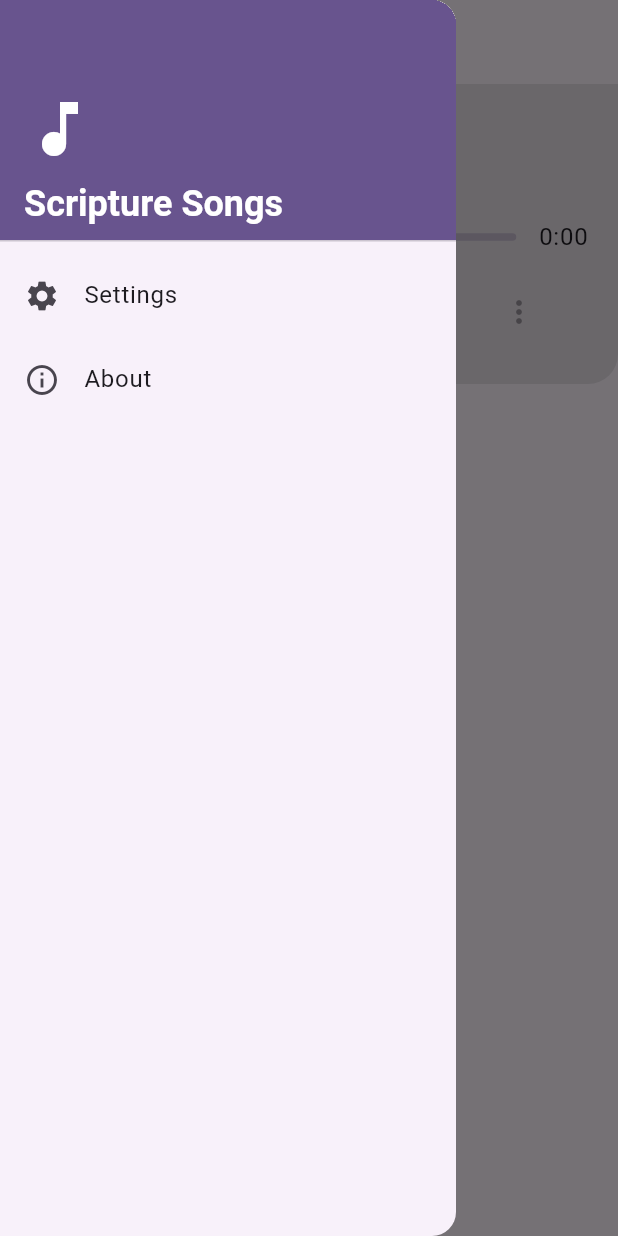
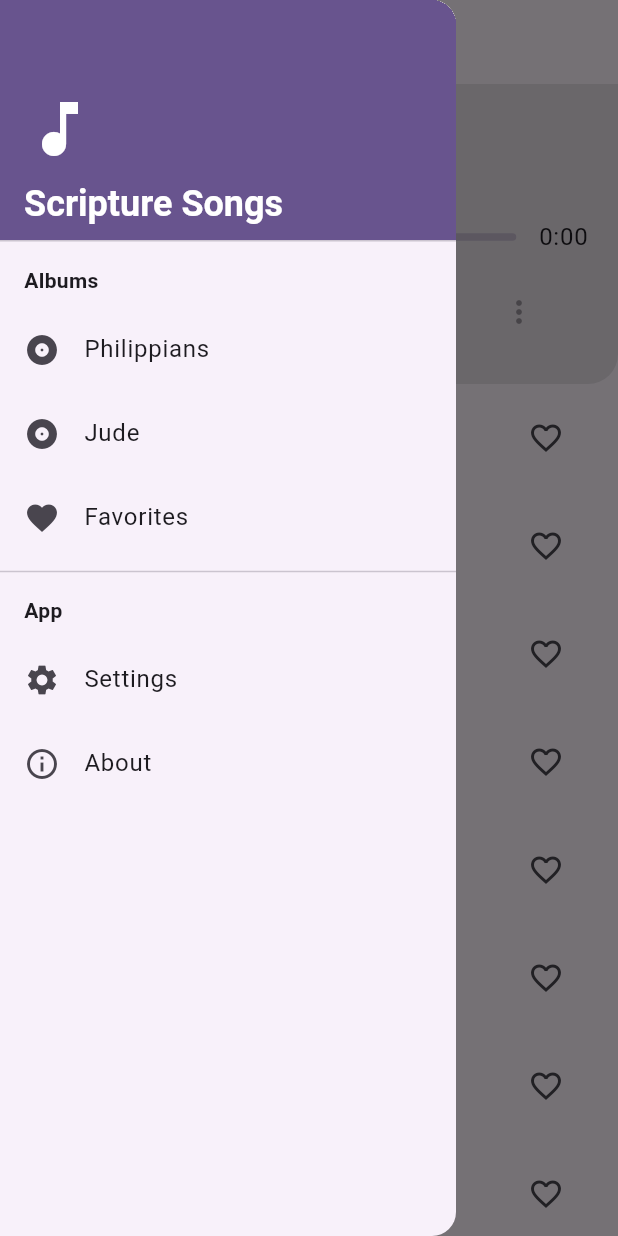
Before and after one commit to ethnosdev/scripturesongs, a Flutter app: the screen it shows after launch, with the side drawer open, on a phone screen of 412 x 824 dp. Run offline on Flutter 3.47's test engine with Material 3 defaults, Android fonts, the light colour scheme and no system bars; drawn by our look-alikes of audio_video_progress_bar; our stand-ins replace device_info_plus, get_it, just_audio, just_audio_background, package_info_plus, permission_handler and 2 more.

Commit message:
collections

```diff
--- a/lib/models/song.dart
+++ b/lib/models/song.dart
@@ -3,11 +3,13 @@ class Song {
   final String title;
   final String reference;
   final String url;
+  final String collection;
 
   Song({
     required this.id,
     required this.title,
     required this.reference,
     required this.url,
+    required this.collection,
   });
 }
--- a/lib/services/api_service.dart
+++ b/lib/services/api_service.dart
@@ -1,132 +1,184 @@
 import '../models/song.dart';
 
 class ApiService {
-  Future<List<Song>> fetchSongs() async {
+  // Add a method to fetch songs for a specific collection
+  Future<List<Song>> fetchSongsForCollection(String collection) async {
     const String baseUrl =
-        'https://scripturesongs.ethnos.dev/audio/philippians/';
+        'https://scripturesongs.ethnos.dev/audio/philippians/'; // Base URL for Philippians
 
-    final List<Song> songs = [
+    List<Song> songs = [];
+
+    switch (collection) {
+      case 'philippians':
+        songs = [
           Song(
             id: '1',
             title: 'Grace and peace to you',
             reference: 'Philippians 1:1-2',
             url: '${baseUrl}01-Grace-and-peace-to-you.mp3',
+            collection: 'philippians',
           ),
           Song(
             id: '2',
             title: 'In every prayer',
             reference: 'Philippians 1:3-11',
             url: '${baseUrl}02-In-every-prayer.mp3',
+            collection: 'philippians',
           ),
           Song(
             id: '3',
             title: 'By my chains',
             reference: 'Philippians 1:12-20',
             url: '${baseUrl}03-By-my-chains.mp3',
+            collection: 'philippians',
           ),
           Song(
             id: '4',
             title: 'For to me to live is Christ',
             reference: 'Philippians 1:20-26',
             url: '${baseUrl}04-For-to-me-to-live-is-Christ.mp3',
+            collection: 'philippians',
           ),
           Song(
             id: '5',
             title: 'Side by side',
             reference: 'Philippians 1:27-30',
             url: '${baseUrl}05-Side-by-side.mp3',
+            collection: 'philippians',
           ),
           Song(
             id: '6',
             title: 'In humility',
             reference: 'Philippians 2:1-4',
             url: '${baseUrl}06-In-humility.mp3',
+            collection: 'philippians',
           ),
           Song(
             id: '7',
             title: 'Let this mind be in you',
             reference: 'Philippians 2:5-11',
             url: '${baseUrl}07-Let-this-mind-be-in-you.mp3',
+            collection: 'philippians',
           ),
           Song(
             id: '8',
             title: 'For it is God who works in you',
             reference: 'Philippians 2:12-13',
             url: '${baseUrl}08-For-it-is-God-who-works-in-you.mp3',
+            collection: 'philippians',
           ),
           Song(
             id: '9',
             title: 'Blameless and pure',
             reference: 'Philippians 2:14-18',
             url: '${baseUrl}09-Blameless-and-pure.mp3',
+            collection: 'philippians',
           ),
           Song(
             id: '10',
             title: 'Proven worth',
             reference: 'Philippians 2:19-24',
             url: '${baseUrl}10-Proven-worth.mp3',
+            collection: 'philippians',
           ),
           Song(
             id: '11',
             title: 'Fellow soldier',
             reference: 'Philippians 2:25-30',
             url: '${baseUrl}11-Fellow-soldier.mp3',
+            collection: 'philippians',
           ),
           Song(
             id: '12',
             title: 'I want to know Christ',
             reference: 'Philippians 3:1-11',
             url: '${baseUrl}12-I-want-to-know-Christ.mp3',
+            collection: 'philippians',
           ),
           Song(
             id: '13',
             title: 'I press on',
             reference: 'Philippians 3:10-16',
             url: '${baseUrl}13-I-press-on.mp3',
+            collection: 'philippians',
           ),
           Song(
             id: '14',
             title: 'Our citizenship is in heaven',
             reference: 'Philippians 3:17-21',
             url: '${baseUrl}14-Our-citizenship-is-in-heaven.mp3',
+            collection: 'philippians',
           ),
           Song(
             id: '15',
             title: 'My joy and crown',
             reference: 'Philippians 4:1-3',
             url: '${baseUrl}15-My-joy-and-crown.mp3',
+            collection: 'philippians',
           ),
           Song(
             id: '16',
             title: 'The peace of God',
             reference: 'Philippians 4:4-7',
             url: '${baseUrl}16-The-peace-of-God.mp3',
+            collection: 'philippians',
           ),
           Song(
             id: '17',
             title: 'Think on these things',
             reference: 'Philippians 4:8-9',
             url: '${baseUrl}17-Think-on-these-things.mp3',
+            collection: 'philippians',
           ),
           Song(
             id: '18',
             title: 'Content',
             reference: 'Philippians 4:10-13',
             url: '${baseUrl}18-Content.mp3',
+            collection: 'philippians',
           ),
           Song(
             id: '19',
             title: 'My God will supply all your needs',
             reference: 'Philippians 4:14-20',
             url: '${baseUrl}19-My-God-will-supply-all-your-needs.mp3',
+            collection: 'philippians',
           ),
           Song(
             id: '20',
             title: 'Greet all the saints in Christ Jesus',
             reference: 'Philippians 4:21-23',
             url: '${baseUrl}20-Greet-all-the-saints-in-Christ-Jesus.mp3',
+            collection: 'philippians',
           ),
         ];
+        break;
+      case 'jude':
+        songs = [
+          // Replace with Jude songs
+          Song(
+            id: '21',
+            title: 'Jude 1-2',
+            reference: 'Jude 1-2',
+            url: '${baseUrl}01-Grace-and-peace-to-you.mp3', // Placeholder URL
+            collection: 'jude',
+          ),
+          Song(
+            id: '22',
+            title: 'Jude 3-4',
+            reference: 'Jude 3-4',
+            url: '${baseUrl}02-In-every-prayer.mp3', // Placeholder URL
+            collection: 'jude',
+          ),
+        ];
+        break;
+      case 'favorites':
+        // Favorites will be handled separately (stored in HomeManager)
+        songs = [];
+        break;
+      default:
+        songs = []; // Or throw an error
+    }
     return songs;
   }
 }
--- a/lib/ui/home/home_manager.dart
+++ b/lib/ui/home/home_manager.dart
@@ -16,7 +16,15 @@ class HomeManager {
   final AudioManager _audioManager = locator<AudioManager>();
   final UserSettings _userSettings = locator<UserSettings>();
 
-  final ValueNotifier<List<Song>> songs = ValueNotifier<List<Song>>([]);
+  // Use a map to hold songs per collection
+  final ValueNotifier<Map<String, List<Song>>> songs =
+      ValueNotifier<Map<String, List<Song>>>({});
+
+  // Current collection being viewed
+  final ValueNotifier<String> currentCollection = ValueNotifier<String>(
+    'philippians',
+  );
+
   final ValueNotifier<ProgressBarState> progressNotifier =
       ValueNotifier<ProgressBarState>(
         ProgressBarState(
@@ -30,18 +38,59 @@ class HomeManager {
   final ValueNotifier<double?> downloadProgress = ValueNotifier(null);
   final ValueNotifier<String> downloadStatus = ValueNotifier('');
 
+  // Favorites (in-memory for now)
+  final List<Song> _favorites = []; // Local list
+  final ValueNotifier<List<Song>> favoritesNotifier = ValueNotifier<List<Song>>(
+    [],
+  );
+
   HomeManager() {
     _audioManager.progressNotifier.addListener(() {
       progressNotifier.value = _audioManager.progressNotifier.value;
     });
+
+    // Load initial collection
+    loadSongs(currentCollection.value);
   }
 
-  Future<void> loadSongs() async {
-    final songList = await _apiService.fetchSongs();
-    songs.value = songList;
-    // We pass the list to AudioManager so it knows the queue,
-    // but we don't init the player with audio sources yet.
+  // Load songs for a given collection
+  Future<void> loadSongs(String collection) async {
+    List<Song> songList = [];
+
+    if (collection == 'favorites') {
+      // Load favorites from local list
+      songList = List.from(_favorites); // Create a copy
+    } else {
+      songList = await _apiService.fetchSongsForCollection(collection);
+    }
+
+    // Update the songs map
+    songs.value = {
+      ...songs.value, // Keep existing collections
+      collection: songList,
+    };
+
     _audioManager.setQueue(songList);
+    _updateFavorites(); // Ensure favorites UI is up-to-date
+  }
+
+  // Helper method to update the favorites notifier
+  void _updateFavorites() {
+    favoritesNotifier.value = List.from(_favorites);
+  }
+
+  // Add/Remove from favorites (simple toggle)
+  void toggleFavorite(Song song) {
+    if (_favorites.contains(song)) {
+      _favorites.remove(song);
+    } else {
+      _favorites.add(song);
+    }
+    _updateFavorites();
+  }
+
+  bool isFavorite(Song song) {
+    return _favorites.contains(song);
   }
 
   Future<bool> _requestPermission() async {
@@ -133,29 +182,26 @@ class HomeManager {
   Future<void> downloadAllSongs(List<Song> songList) async {
     int total = songList.length;
     downloadProgress.value = 0.0;
-
     for (int i = 0; i < total; i++) {
       final song = songList[i];
       downloadStatus.value = 'Downloading ${i + 1}/$total: ${song.title}';
 
-      // Don't re-download if we have it
       if (!await isSongDownloaded(song)) {
         await downloadSongForPlayback(song);
       }
 
       downloadProgress.value = (i + 1) / total;
     }
-
     downloadProgress.value = null; // Done
     downloadStatus.value = '';
   }
 
-  Future<bool> hasAskedCollection() {
-    return _userSettings.hasAskedToDownloadCollection();
+  Future<bool> hasAskedCollection(String collection) {
+    return _userSettings.hasAskedToDownloadCollection(collection);
   }
 
-  Future<void> setAskedCollection(bool value) {
-    return _userSettings.setAskedToDownloadCollection(value);
+  Future<void> setAskedCollection(String collection, bool value) {
+    return _userSettings.setAskedToDownloadCollection(collection, value);
   }
 
   Future<void> shareSong(Song song) async {
--- a/lib/ui/home/home_screen.dart
+++ b/lib/ui/home/home_screen.dart
@@ -23,16 +23,13 @@ class _HomeScreenState extends State<HomeScreen> {
   @override
   void initState() {
     super.initState();
-    _homeManager.loadSongs();
+    // No need to load songs here. HomeManager does it on init.
   }
 
   @override
   Widget build(BuildContext context) {
     return Scaffold(
-      appBar: AppBar(
-        title: const Text('Scripture Songs'),
-        // Actions removed here. They are now in the Drawer.
-      ),
+      appBar: AppBar(title: const Text('Scripture Songs')),
       drawer: _buildDrawer(),
       body: Column(
         children: [
@@ -68,12 +65,40 @@ class _HomeScreenState extends State<HomeScreen> {
               ],
             ),
           ),
+          // Albums Section
+          const Padding(
+            padding: EdgeInsets.symmetric(horizontal: 16, vertical: 8),
+            child: Text(
+              'Albums',
+              style: TextStyle(fontWeight: FontWeight.bold),
+            ),
+          ),
+          _buildDrawerItem(
+            title: 'Philippians',
+            icon: Icons.album,
+            collection: 'philippians',
+          ),
+          _buildDrawerItem(
+            title: 'Jude',
+            icon: Icons.album,
+            collection: 'jude',
+          ),
+          _buildDrawerItem(
+            title: 'Favorites',
+            icon: Icons.favorite,
+            collection: 'favorites',
+          ),
+          const Divider(),
+          // App Section
+          const Padding(
+            padding: EdgeInsets.symmetric(horizontal: 16, vertical: 8),
+            child: Text('App', style: TextStyle(fontWeight: FontWeight.bold)),
+          ),
           ListTile(
             leading: const Icon(Icons.settings),
             title: const Text('Settings'),
             onTap: () {
-              // Close the drawer before navigating
-              Navigator.pop(context);
+              Navigator.pop(context); // Close drawer
               Navigator.of(context).push(
                 MaterialPageRoute(builder: (context) => const SettingsScreen()),
               );
@@ -83,7 +108,7 @@ class _HomeScreenState extends State<HomeScreen> {
             leading: const Icon(Icons.info_outline),
             title: const Text('About'),
             onTap: () {
-              Navigator.pop(context);
+              Navigator.pop(context); // Close drawer
               Navigator.of(context).push(
                 MaterialPageRoute(builder: (context) => const AboutScreen()),
               );
@@ -91,6 +116,24 @@ class _HomeScreenState extends State<HomeScreen> {
           ),
         ],
       ),
+    );
+  }
+
+  Widget _buildDrawerItem({
+    required String title,
+    required IconData icon,
+    required String collection,
+  }) {
+    return ListTile(
+      leading: Icon(icon),
+      title: Text(title),
+      onTap: () {
+        _homeManager.currentCollection.value = collection;
+        _homeManager.loadSongs(
+          collection,
+        ); // Load the songs for this collection
+        Navigator.pop(context); // Close the drawer
+      },
     );
   }
 
@@ -116,7 +159,7 @@ class _HomeScreenState extends State<HomeScreen> {
               children: [
                 ValueListenableBuilder(
                   valueListenable: _audioManager.currentSongNotifier,
-                  builder: (_, song, _) {
+                  builder: (_, song, __) {
                     return Text(
                       song?.title ?? '',
                       style: Theme.of(context).textTheme.headlineSmall,
@@ -242,13 +285,16 @@ class _HomeScreenState extends State<HomeScreen> {
                     onSelected: (value) {
                       if (!isEnabled) return;
                       try {
-                        final song = _homeManager.songs.value.firstWhere(
-                          (s) => s.id == mediaItem.id,
-                        );
+                        final song = _homeManager
+                            .songs
+                            .value[_homeManager.currentCollection.value]!
+                            .firstWhere((s) => s.id == mediaItem.id);
                         if (value == 'download') {
                           _handleManualDownload(context, song);
                         } else if (value == 'share') {
                           _homeManager.shareSong(song);
+                        } else if (value == 'favorite') {
+                          _homeManager.toggleFavorite(song);
                         }
                       } catch (e) {
                         print('Song not found in list: $e');
@@ -272,6 +318,42 @@ class _HomeScreenState extends State<HomeScreen> {
                               contentPadding: EdgeInsets.zero,
                             ),
                           ),
+                          if (_homeManager.currentCollection.value !=
+                              'favorites')
+                            PopupMenuItem<String>(
+                              value: 'favorite',
+                              child: ListTile(
+                                leading: Icon(
+                                  _homeManager.isFavorite(
+                                        _homeManager
+                                            .songs
+                                            .value[_homeManager
+                                                .currentCollection
+                                                .value]!
+                                            .firstWhere(
+                                              (s) => s.id == mediaItem!.id,
+                                            ),
+                                      )
+                                      ? Icons.favorite
+                                      : Icons.favorite_border,
+                                ),
+                                title: Text(
+                                  _homeManager.isFavorite(
+                                        _homeManager
+                                            .songs
+                                            .value[_homeManager
+                                                .currentCollection
+                                                .value]!
+                                            .firstWhere(
+                                              (s) => s.id == mediaItem!.id,
+                                            ),
+                                      )
+                                      ? 'Remove from Favorites'
+                                      : 'Add to Favorites',
+                                ),
+                                contentPadding: EdgeInsets.zero,
+                              ),
+                            ),
                         ],
                   );
                 },
@@ -284,33 +366,59 @@ class _HomeScreenState extends State<HomeScreen> {
   }
 
   Widget _buildSongList() {
+    return ValueListenableBuilder<String>(
+      valueListenable: _homeManager.currentCollection,
+      builder: (context, collection, _) {
+        return ValueListenableBuilder<Map<String, List<Song>>>(
+          valueListenable: _homeManager.songs,
+          builder: (context, songsMap, _) {
+            final songList = songsMap[collection] ?? [];
+
+            // Handle favorites list separately
+            if (collection == 'favorites') {
               return ValueListenableBuilder<List<Song>>(
-      valueListenable: _homeManager.songs,
-      builder: (context, songs, _) {
-        return ValueListenableBuilder<MediaItem?>(
-          valueListenable: _audioManager.currentSongNotifier,
-          builder: (context, currentMediaItem, _) {
+                valueListenable: _homeManager.favoritesNotifier,
+                builder: (context, favorites, _) {
+                  return _buildSongListView(favorites);
+                },
+              );
+            }
+            return _buildSongListView(songList);
+          },
+        );
+      },
+    );
+  }
+
+  Widget _buildSongListView(List<Song> songList) {
     return ListView.builder(
-              itemCount: songs.length,
+      itemCount: songList.length,
       itemBuilder: (context, index) {
-                final song = songs[index];
-                final isPlaying = currentMediaItem?.id == song.id;
+        final song = songList[index];
+        final isPlaying =
+            _audioManager.currentSongNotifier.value?.id == song.id;
         return ListTile(
           title: Text(
             '${song.id}. ${song.title}',
             style: TextStyle(
-                      fontWeight: isPlaying
-                          ? FontWeight.bold
-                          : FontWeight.normal,
+              fontWeight: isPlaying ? FontWeight.bold : FontWeight.normal,
             ),
           ),
           subtitle: Text(song.reference),
           selected: isPlaying,
-                  onTap: () => _handleSongTap(index, song, songs),
-                );
+          trailing: _homeManager.currentCollection.value != 'favorites'
+              ? IconButton(
+                  icon: Icon(
+                    _homeManager.isFavorite(song)
+                        ? Icons.favorite
+                        : Icons.favorite_border,
+                  ),
+                  onPressed: () {
+                    _homeManager.toggleFavorite(song);
                   },
-            );
-          },
+                )
+              : null,
+          onTap: () => _handleSongTap(index, song, songList),
         );
       },
     );
@@ -319,14 +427,13 @@ class _HomeScreenState extends State<HomeScreen> {
   Future<void> _handleSongTap(int index, Song song, List<Song> allSongs) async {
     // 1. Check if already downloaded
     final isDownloaded = await _homeManager.isSongDownloaded(song);
-
     if (isDownloaded) {
       _audioManager.playSongAtIndex(index);
       return;
     }
 
     // 2. Check if we have asked the user before
-    final hasAsked = await _homeManager.hasAskedCollection();
+    final hasAsked = await _homeManager.hasAskedCollection(song.collection);
 
     if (!hasAsked && mounted) {
       // 3. Prompt user
@@ -352,14 +459,13 @@ class _HomeScreenState extends State<HomeScreen> {
         ),
       );
 
-      await _homeManager.setAskedCollection(true);
-
       if (shouldDownloadAll == true && mounted) {
         _showBatchDownloadDialog(context, allSongs, index);
+        await _homeManager.setAskedCollection(song.collection, true);
         return;
       }
+      await _homeManager.setAskedCollection(song.collection, false);
     }
-
     // Fallback: Just play (AudioManager will handle the single download)
     _audioManager.playSongAtIndex(index);
   }
```
Also changed, not shown: lib/services/user_settings.dart (+12 -5 lines). Lines whose indentation alone changed are shown as unchanged.
